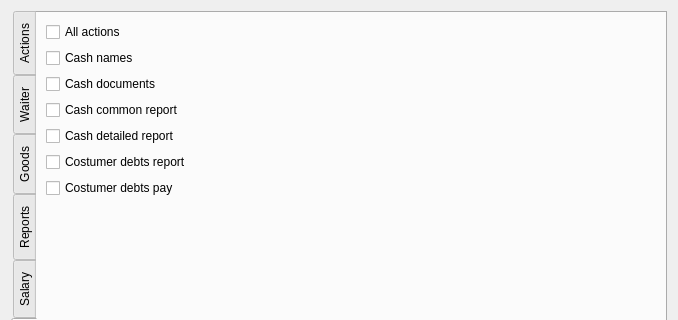
The window that FrontDesk/c5grouppermissionseditor.ui (End1-1/Cafe5) describes before a commit, drawn with Qt 5; both pictures show x 0 to 678 and y 0 to 320 of the 678 by 703 pixel window.
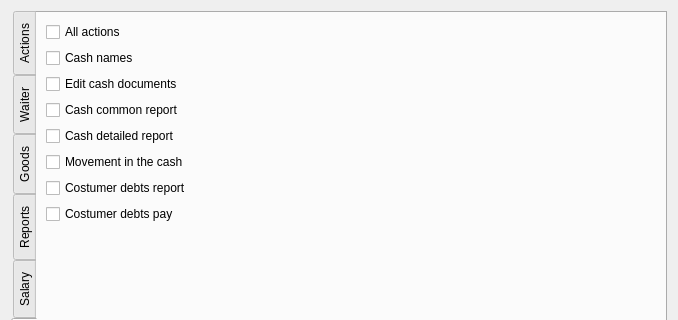
The same window after the commit. The open tabs and pages were chosen to show the change. Custom widgets are drawn as their Qt base class.

The edit to the form file:
```diff
--- a/FrontDesk/c5grouppermissionseditor.ui
+++ b/FrontDesk/c5grouppermissionseditor.ui
@@ -587,19 +587,6 @@
        <string>Cash</string>
       </attribute>
       <layout class="QGridLayout" name="gridLayout">
-       <item row="7" column="0">
-        <spacer name="verticalSpacer_8">
-         <property name="orientation">
-          <enum>Qt::Vertical</enum>
-         </property>
-         <property name="sizeHint" stdset="0">
-          <size>
-           <width>20</width>
-           <height>498</height>
-          </size>
-         </property>
-        </spacer>
-       </item>
        <item row="1" column="0">
         <widget class="C5CheckBox" name="checkBox_49">
          <property name="text">
@@ -610,7 +597,17 @@
          </property>
         </widget>
        </item>
-       <item row="5" column="0">
+       <item row="7" column="0">
+        <widget class="C5CheckBox" name="checkBox_62">
+         <property name="text">
+          <string>Costumer debts pay</string>
+         </property>
+         <property name="Tag" stdset="0">
+          <number>806</number>
+         </property>
+        </widget>
+       </item>
+       <item row="6" column="0">
         <widget class="C5CheckBox" name="checkBox_59">
          <property name="text">
           <string>Costumer debts report</string>
@@ -650,20 +647,33 @@
          </property>
         </widget>
        </item>
+       <item row="8" column="0">
+        <spacer name="verticalSpacer_8">
+         <property name="orientation">
+          <enum>Qt::Vertical</enum>
+         </property>
+         <property name="sizeHint" stdset="0">
+          <size>
+           <width>20</width>
+           <height>498</height>
+          </size>
+         </property>
+        </spacer>
+       </item>
        <item row="2" column="0">
         <widget class="C5CheckBox" name="checkBox_50">
          <property name="text">
-          <string>Cash documents</string>
+          <string>Edit cash documents</string>
          </property>
          <property name="Tag" stdset="0">
           <number>801</number>
          </property>
         </widget>
        </item>
-       <item row="6" column="0">
-        <widget class="C5CheckBox" name="checkBox_62">
+       <item row="5" column="0">
+        <widget class="C5CheckBox" name="checkBox_68">
          <property name="text">
-          <string>Costumer debts pay</string>
+          <string>Movement in the cash</string>
          </property>
          <property name="Tag" stdset="0">
           <number>806</number>
```
Left out of the diff: 2 changed lines with no effect on the pictures.
